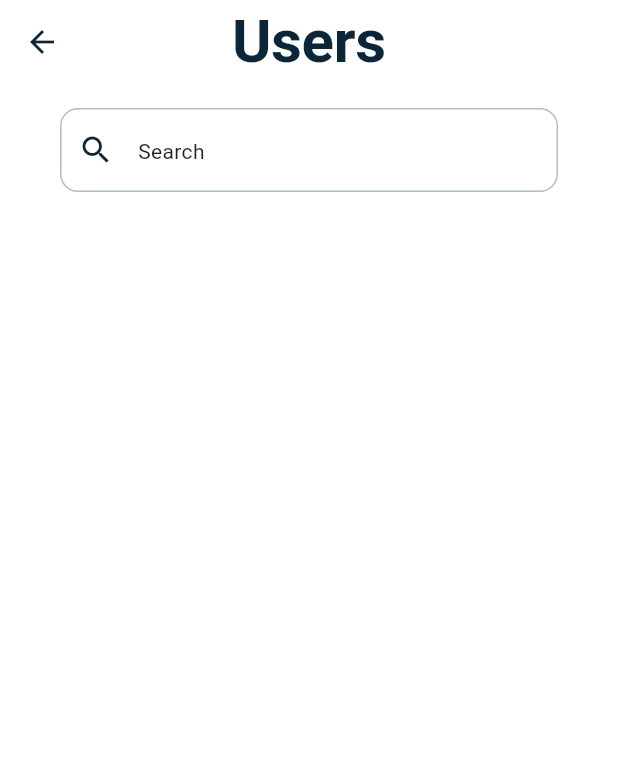
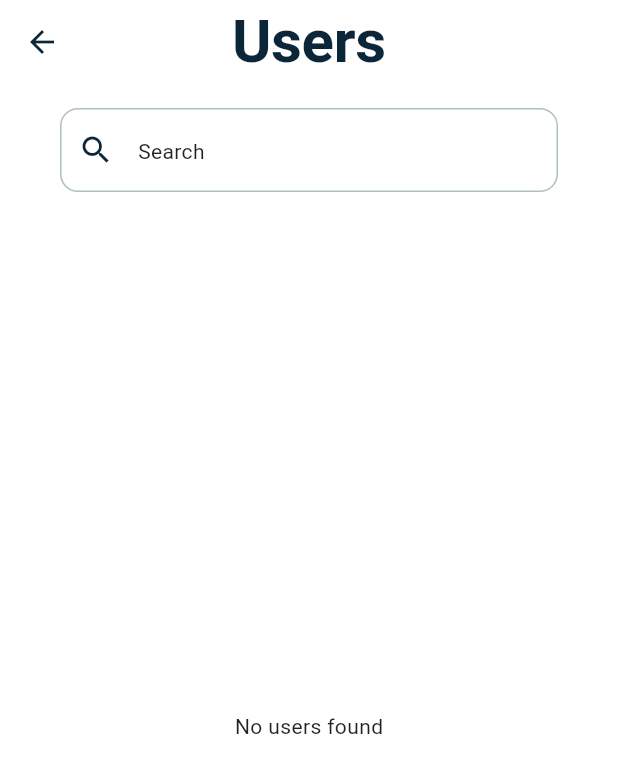
Before and after one commit to Habiba-Abdeldayem/flutter-talk, a Flutter app: the screen it shows once a user with an empty profile is signed in, after a tap on the "add" icon, on a phone screen of 412 x 824 dp. Shown: the top 773 px of the screen. Run offline on Flutter 3.47's test engine with Material 3 defaults, Android fonts, the phone set to English and light mode, and no system bars; our stand-ins replace cloud_firestore, firebase_auth, firebase_core, flutter_riverpod; accounts and stored records are empty.

Commit message:
refactor: use otherUsersProvider in UsersExplorerScreen and replace StreamBuilder with StreamProvider.when
- Switched from direct repository access to UsersProvider in ExplorerScreen
- Replaced StreamBuilder with StreamProvider.when for cleaner async state handling
- Changed List to ListView for improved performance and scrolling

```diff
--- a/lib/core/constants/app_strings.dart
+++ b/lib/core/constants/app_strings.dart
@@ -22,4 +22,5 @@ class AppStrings {
   static const String alreadyHaveAnAccount = 'Already have an account?';
   static const String somethingWentWrong = 'Something went wrong. Please try again.';
   static const String noUserDataFound = 'No user data found';
+  static const String noUsersFound = 'No users found';
 }
--- a/lib/features/auth/presentation/components/auth_form.dart
+++ b/lib/features/auth/presentation/components/auth_form.dart
@@ -94,8 +94,8 @@ class _AuthFormState extends State<AuthForm> {
   @override
   Widget build(BuildContext context) {
     return Scaffold(
-      body: SingleChildScrollView(
-        child: Center(
+      body: Center(
+        child: SingleChildScrollView(
           child: Card(
             elevation: 8,
             shape: RoundedRectangleBorder(
--- a/lib/features/auth/presentation/pages/login_or_register_screen.dart
+++ b/lib/features/auth/presentation/pages/login_or_register_screen.dart
@@ -20,14 +20,18 @@ class _LoginOrRegisterPageState extends State<LoginOrRegisterPage> {
   @override
   Widget build(BuildContext context) {
     if (_showLoginPage) {
-      return AuthForm(
-        onTogglePage: togglePages,
-        isLoginPage: true,
+      return Center(
+        child: AuthForm(
+          onTogglePage: togglePages,
+          isLoginPage: true,
+        ),
       );
     } else {
-      return AuthForm(
-        onTogglePage: togglePages,
-        isLoginPage: false,
+      return Center(
+        child: AuthForm(
+          onTogglePage: togglePages,
+          isLoginPage: false,
+        ),
       );
     }
   }
--- a/lib/features/profile/presentation/screens/profile_screen.dart
+++ b/lib/features/profile/presentation/screens/profile_screen.dart
@@ -1,6 +1,6 @@
 import 'package:flutter/material.dart';
+import 'package:flutter_talk/features/profile/presentation/widgets/other_user_profile.dart';
 import 'package:flutter_talk/features/user/models/user_model.dart';
-import 'package:flutter_talk/features/profile/presentation/widgets/current_user_profile.dart';
 
 class ProfileScreen extends StatelessWidget {
   final UserModel currentUser;
@@ -8,6 +8,6 @@ class ProfileScreen extends StatelessWidget {
 
   @override
   Widget build(BuildContext context) {
-    return Scaffold(body: CurrentUserProfile());
+    return Scaffold(body: OtherUserProfile());
   }
 }
--- a/lib/features/profile/presentation/widgets/current_user_profile.dart
+++ b/lib/features/profile/presentation/widgets/current_user_profile.dart
@@ -1,6 +1,7 @@
 import 'package:flutter/material.dart';
 import 'package:flutter_riverpod/flutter_riverpod.dart';
 import 'package:flutter_talk/core/enums/profile_field_type.dart';
+import 'package:flutter_talk/features/profile/presentation/widgets/profile_avatar_section.dart';
 import 'package:flutter_talk/features/user/models/user_model.dart';
 import 'package:flutter_talk/core/constants/app_strings.dart';
 import 'package:flutter_talk/features/user/providers/current_user_provider.dart';
@@ -19,46 +20,24 @@ class CurrentUserProfile extends ConsumerWidget {
   @override
   Widget build(BuildContext context, WidgetRef ref) {
     final currentUser = ref.watch(currentUserDataProvider);
-      if (currentUser == null) {
+    if (currentUser == null) {
       return const Center(child: CircularProgressIndicator());
     }
     return ListView(
       children: [
-        Stack(
-          clipBehavior: Clip.none,
-          children: [
-            Container(height: 180, color: Colors.teal[100]),
-            Positioned(
-              top: 100,
-              left: MediaQuery.of(context).size.width / 2 - 50,
-              bottom: -80,
-              child: InkWell(
-                onTap: () {
-                  // TODO show image/image picker
-                },
-                child: CircleAvatar(
-                  radius: 50,
-                  backgroundColor: Colors.white,
-                  child: CircleAvatar(
-                    radius: 45,
-                    backgroundImage: AssetImage(
-                      "lib/core/images/user_avatar.png",
-                    ),
-                  ),
-                ),
-              ),
-            ),
-          ],
-        ),
+        ProfileAvatarSection(),
         const SizedBox(height: 60),
         Column(
           mainAxisAlignment: MainAxisAlignment.center,
           children: [
-            Text(
-              AppStrings.changePhoto,
-              style: TextStyle(
-                color: Theme.of(context).colorScheme.primary,
-                fontWeight: FontWeight.bold,
+            TextButton(
+              onPressed: () {},
+              child: Text(
+                AppStrings.changePhoto,
+                style: TextStyle(
+                  color: Theme.of(context).colorScheme.primary,
+                  fontWeight: FontWeight.bold,
+                ),
               ),
             ),
             const SizedBox(height: 20),
@@ -90,7 +69,7 @@ class CurrentUserProfile extends ConsumerWidget {
             context,
             Icon(Icons.info),
             ProfileFieldType.bio,
-            currentUser.bio
+            currentUser.bio,
           ),
         ],
       ),
--- a/lib/features/profile/presentation/widgets/other_user_profile.dart
+++ b/lib/features/profile/presentation/widgets/other_user_profile.dart
@@ -1,62 +1,81 @@
-// import 'package:flutter/material.dart';
-// import 'package:flutter_talk/core/models/user_model.dart';
-// import 'package:flutter_talk/core/themes/sizes/app_sizes.dart';
+import 'package:flutter/material.dart';
+import 'package:flutter_riverpod/flutter_riverpod.dart';
+import 'package:flutter_talk/features/profile/presentation/widgets/profile_avatar_section.dart';
+import 'package:flutter_talk/core/constants/app_strings.dart';
 
-// class CurrentUserProfile extends StatelessWidget {
-//   final UserModel currentUser;
-//   const CurrentUserProfile({super.key, required this.currentUser});
+class OtherUserProfile extends ConsumerWidget {
+  const OtherUserProfile({super.key});
 
-//   @override
-//   Widget build(BuildContext context) {
-//     return ListView(
-//       children: [
-//         Stack(
-//           clipBehavior: Clip.none,
-//           children: [
-//             Container(height: 180, color: Colors.teal[100]),
-//             Positioned(
-//               top: 100,
-//               left: MediaQuery.of(context).size.width / 2 - 50,
-//               bottom: -80,
-//               child: CircleAvatar(
-//                 radius: 50,
-//                 backgroundColor: Colors.white,
-//                 child: CircleAvatar(
-//                   radius: 45,
-//                   backgroundImage: AssetImage(
-//                     "lib/core/images/user_avatar.png",
-//                   ),
-//                 ),
-//               ),
-//             ),
-//           ],
-//         ),
-//         const SizedBox(height: 60),
-//         Column(
-//           children: [
-//             Text(
-//               currentUser.displayName,
-//               style: TextStyle(fontSize: 22, fontWeight: FontWeight.bold),
-//             ),
-//             Text("Bonie@k.com"),
-//             Text("Joined on Aug 3, 2021"),
-//             const SizedBox(height: 20),
-//             // const SizedBox(height: 10),
-//             Divider(height: 0.5),
-//             Padding(
-//               padding: const EdgeInsets.all(8.0),
-//               child: Column(children: []),
-//             ),
-//           ],
-//         ),
-//         Column(
-//           children: [
-//             ListTile(leading: Icon(Icons.edit), title: Text("Edit Profile")),
-//             ListTile(leading: Icon(Icons.settings), title: Text("Settings")),
-//             ListTile(leading: Icon(Icons.logout), title: Text("Logout")),
-//           ],
-//         ),
-//       ],
-//     );
-//   }
-// }
+  @override
+  Widget build(BuildContext context, WidgetRef ref) {
+    // final otherUserAsyncValue = ref.watch(otherUserProvider);
+    return ListView(
+      children: [
+        ProfileAvatarSection(),
+        const SizedBox(height: 60),
+        Column(
+          mainAxisAlignment: MainAxisAlignment.center,
+          children: [const SizedBox(height: 20)],
+        ),
+        Padding(
+          padding: const EdgeInsets.all(24.0),
+          child: _buildInfoList(context),
+        ),
+      ],
+    );
+  }
+
+  Widget _buildInfoList(BuildContext context) {
+    return Padding(
+      padding: const EdgeInsets.all(8.0),
+      child: Column(
+        children: [
+          ElevatedButton(
+            child: Padding(
+              padding: const EdgeInsets.all(18.0),
+              child: Row(
+                // mainAxisAlignment: MainAxisAlignment.center,
+                children: [
+                  // _otherUserInfo(context, userName, userEmail, userPhone, userBio),
+                  Icon(Icons.logout), Text(AppStrings.chats)],
+              ),
+            ),
+            onPressed: () {},
+          ),
+        ],
+      ),
+    );
+  }
+
+  Widget _otherUserInfo(
+    BuildContext context,
+    String userName,
+    String userEmail,
+    String userPhone,
+    String userBio,
+  ) {
+    return Column(children: [
+      Text(userName, style: Theme.of(context).textTheme.headlineMedium,),
+      Text(userEmail),
+      Text(userPhone),
+      Text(userBio),
+    ]);
+  }
+
+  // Widget _otherUserButton(
+  //   BuildContext context,
+  //   Icon leadingIcon,
+  //   ProfileFieldType fieldType,
+  //   String? value,
+  // ) {
+  //   return ListTile(
+  //     leading: leadingIcon,
+  //     title: Text(fieldType.name),
+  //     subtitle: Text(
+  //       value ?? 'Tap to add your ${fieldType.name.toLowerCase()}',
+  //     ),
+  //     trailing: Icon(Icons.arrow_forward_ios_rounded),
+  //     onTap: () => _onTileTap(context, fieldType),
+  //   );
+  // }
+}
--- /dev/null
+++ b/lib/features/profile/presentation/widgets/profile_avatar_section.dart
@@ -0,0 +1,35 @@
+import 'package:flutter/material.dart';
+
+class ProfileAvatarSection extends StatelessWidget {
+  const ProfileAvatarSection({super.key});
+
+  @override
+  Widget build(BuildContext context) {
+    return Stack(
+          clipBehavior: Clip.none,
+          children: [
+            Container(height: 180, color: Colors.teal[100]),
+            Positioned(
+              top: 100,
+              left: MediaQuery.of(context).size.width / 2 - 50,
+              bottom: -80,
+              child: InkWell(
+                onTap: () {
+                  // TODO show image/image picker
+                },
+                child: CircleAvatar(
+                  radius: 50,
+                  backgroundColor: Colors.white,
+                  child: CircleAvatar(
+                    radius: 45,
+                    backgroundImage: AssetImage(
+                      "lib/core/images/user_avatar.png",
+                    ),
+                  ),
+                ),
+              ),
+            ),
+          ],
+        );
+  }
+}
--- a/lib/features/users_explorer.dart/data/users_repository.dart
+++ b/lib/features/users_explorer.dart/data/users_repository.dart
@@ -1,45 +1,45 @@
-import 'package:cloud_firestore/cloud_firestore.dart';
-import 'package:flutter_talk/core/constants/firestore_keys.dart';
-import 'package:flutter_talk/features/user/models/user_model.dart';
+// import 'package:cloud_firestore/cloud_firestore.dart';
+// import 'package:flutter_talk/core/constants/firestore_keys.dart';
+// import 'package:flutter_talk/features/user/models/user_model.dart';
+  // TODO: remove this repo, it's merged with userRepo
+// class UsersRepository {
+//   final FirebaseFirestore _firestore = FirebaseFirestore.instance;
 
-class UsersRepository {
-  final FirebaseFirestore _firestore = FirebaseFirestore.instance;
+//   Stream<List<UserModel>> fetchAllUsersExcluding(String currentUserId) {
+//     return _firestore
+//         .collection(FirestoreKeys.users)
+//         .where(FirestoreKeys.uid, isNotEqualTo: currentUserId)
+//         .snapshots()
+//         .map(
+//           (snapshot) => snapshot.docs
+//               .map((doc) => UserModel.fromMap(doc.data()))
+//               .toList(),
+//         );
+//   }
 
-  Stream<List<UserModel>> getOtherUsers(String currentUserId) {
-    return _firestore
-        .collection(FirestoreKeys.users)
-        .where(FirestoreKeys.uid, isNotEqualTo: currentUserId)
-        .snapshots()
-        .map(
-          (snapshot) => snapshot.docs
-              .map((doc) => UserModel.fromMap(doc.data()))
-              .toList(),
-        );
-  }
+//   Future<UserModel?> getUserById(String id) async {
+//     final doc = await _firestore.collection(FirestoreKeys.users).doc(id).get();
+//     if (!doc.exists) return null;
 
-  Future<UserModel?> getUserById(String id) async {
-    final doc = await _firestore.collection(FirestoreKeys.users).doc(id).get();
-    if (!doc.exists) return null;
+//     return UserModel.fromMap(doc.data()!);
+//   }
 
-    return UserModel.fromMap(doc.data()!);
-  }
+//   Future<List<UserModel>> getUserByNameOrEmail(String query) async {
+//     final nameQuery = await _firestore
+//         .collection(FirestoreKeys.users)
+//         .where(FirestoreKeys.displayName, isGreaterThanOrEqualTo: query)
+//         .where(FirestoreKeys.displayName, isLessThanOrEqualTo: '$query\uf8ff')
+//         .get();
 
-  Future<List<UserModel>> getUserByNameOrEmail(String query) async {
-    final nameQuery = await _firestore
-        .collection(FirestoreKeys.users)
-        .where(FirestoreKeys.displayName, isGreaterThanOrEqualTo: query)
-        .where(FirestoreKeys.displayName, isLessThanOrEqualTo: '$query\uf8ff')
-        .get();
+//     final emailQuery = await _firestore
+//         .collection(FirestoreKeys.users)
+//         .where(FirestoreKeys.email, isGreaterThan: query)
+//         .where(FirestoreKeys.displayName, isLessThanOrEqualTo: '$query\uf8ff')
+//         .get();
 
-    final emailQuery = await _firestore
-        .collection(FirestoreKeys.users)
-        .where(FirestoreKeys.email, isGreaterThan: query)
-        .where(FirestoreKeys.displayName, isLessThanOrEqualTo: '$query\uf8ff')
-        .get();
+//     // Set spread operator, take all elements without repetition
+//     final allDocs = {...nameQuery.docs, ...emailQuery.docs};
 
-    // Set spread operator, take all elements without repetition
-    final allDocs = {...nameQuery.docs, ...emailQuery.docs};
-
-    return allDocs.map((doc) => UserModel.fromMap(doc.data())).toList();
-  }
-}
+//     return allDocs.map((doc) => UserModel.fromMap(doc.data())).toList();
+//   }
+// }
--- a/lib/features/users_explorer.dart/presentation/screens/users_explorer_screen.dart
+++ b/lib/features/users_explorer.dart/presentation/screens/users_explorer_screen.dart
@@ -1,12 +1,10 @@
 import 'package:flutter/material.dart';
 import 'package:flutter_talk/core/components/shared/app_search_bar.dart';
-import 'package:flutter_talk/features/auth/data/auth_repository.dart';
 import 'package:flutter_talk/features/users_explorer.dart/presentation/widgets/users_list.dart';
 
 class UsersExplorerPage extends StatelessWidget {
   UsersExplorerPage({super.key});
   final TextEditingController controller = TextEditingController();
-  final _authRepository = AuthRepository();
 
   @override
   Widget build(BuildContext context) {
@@ -23,11 +21,7 @@ class UsersExplorerPage extends StatelessWidget {
             searchByName: (value) => print(value),
             controller: controller,
           ),
-          Expanded(
-            child: UsersList(
-              currentUserId: _authRepository.getCurrentUser()!.uid,
-            ),
-          ),
+          Expanded(child: UsersList()),
         ],
       ),
     );
--- a/lib/features/users_explorer.dart/presentation/widgets/users_list.dart
+++ b/lib/features/users_explorer.dart/presentation/widgets/users_list.dart
@@ -1,47 +1,51 @@
 import 'package:flutter/material.dart';
+import 'package:flutter_riverpod/flutter_riverpod.dart';
+import 'package:flutter_talk/core/components/shared/app_error_widget.dart';
+import 'package:flutter_talk/core/components/shared/app_loading_widget.dart';
+import 'package:flutter_talk/core/constants/app_strings.dart';
 import 'package:flutter_talk/core/themes/sizes/app_sizes.dart';
-import 'package:flutter_talk/features/users_explorer.dart/data/users_repository.dart';
+import 'package:flutter_talk/features/user/providers/current_user_provider.dart';
+import 'package:flutter_talk/features/user/providers/other_users_provider.dart';
 import 'package:flutter_talk/features/users_explorer.dart/presentation/widgets/user_tile.dart';
 
-class UsersList extends StatelessWidget {
-  final String currentUserId;
-  UsersList({super.key, required this.currentUserId});
-  final _usersService = UsersRepository();
+class UsersList extends ConsumerWidget {
+  const UsersList({super.key});
 
   @override
-  Widget build(BuildContext context) {
-    return StreamBuilder(
-      stream: _usersService.getOtherUsers(currentUserId),
-      builder: (context, snapshot) {
-        if (snapshot.hasError) {
-          return const Center(child: Text("Something went wrong"));
-        }
-        if (snapshot.connectionState == ConnectionState.waiting) {
-          return const Center(child: CircularProgressIndicator());
+  Widget build(BuildContext context, WidgetRef ref) {
+    final currentUserId = ref.watch(currentUserDataProvider)!.uid;
+    final otherUsersStream = ref.watch(otherUsersProvider);
+    return otherUsersStream.when(
+      data: (data) {
+        if (data.isEmpty) {
+          return const Center(child: Text(AppStrings.noUsersFound));
         }
         return Padding(
           padding: const EdgeInsets.all(AppSizes.medium),
-          child: ListView(
-            children: snapshot.data!
-                .map<Widget>(
-                  (userData) => UserTile(
-                    userModel: userData,
+          child: ListView.builder(
+            itemCount: data.length,
+            itemBuilder: (context, index) {
+              return UserTile(
+                userModel: data[index],
                 onTap: () {
                   Navigator.pushNamed(
                     context,
                     '/chat',
                     arguments: {
                       'currentUserId': currentUserId,
-                          'otherUser': userData,
+                      'otherUser': data[index],
+                    },
+                  );
                 },
               );
             },
           ),
-                )
-                .toList(),
-          ),
         );
       },
+      error: (error, stackTrace) {
+        return const AppErrorWidget(error: AppStrings.somethingWentWrong);
+      },
+      loading: () => const AppLoadingWidget(),
     );
   }
 }
```
Also changed, not shown: lib/features/user/data/user_repository.dart (+37 -0 lines), lib/features/user/providers/other_users_provider.dart (added, +12 -0 lines). Lines whose indentation alone changed are shown as unchanged.
